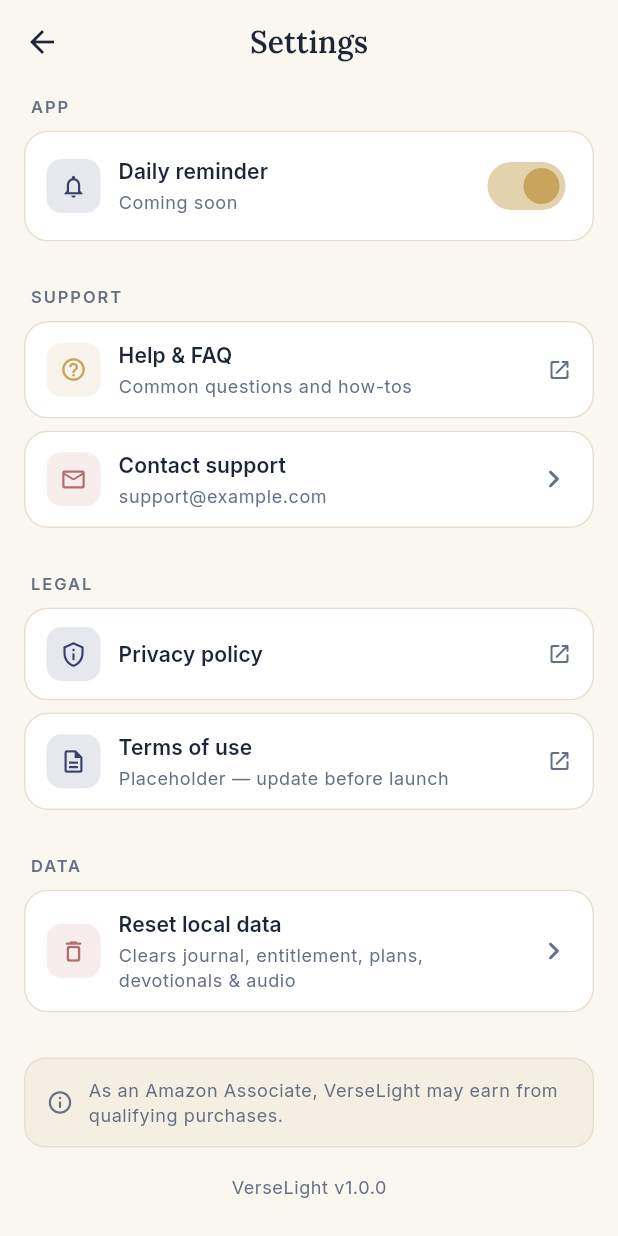
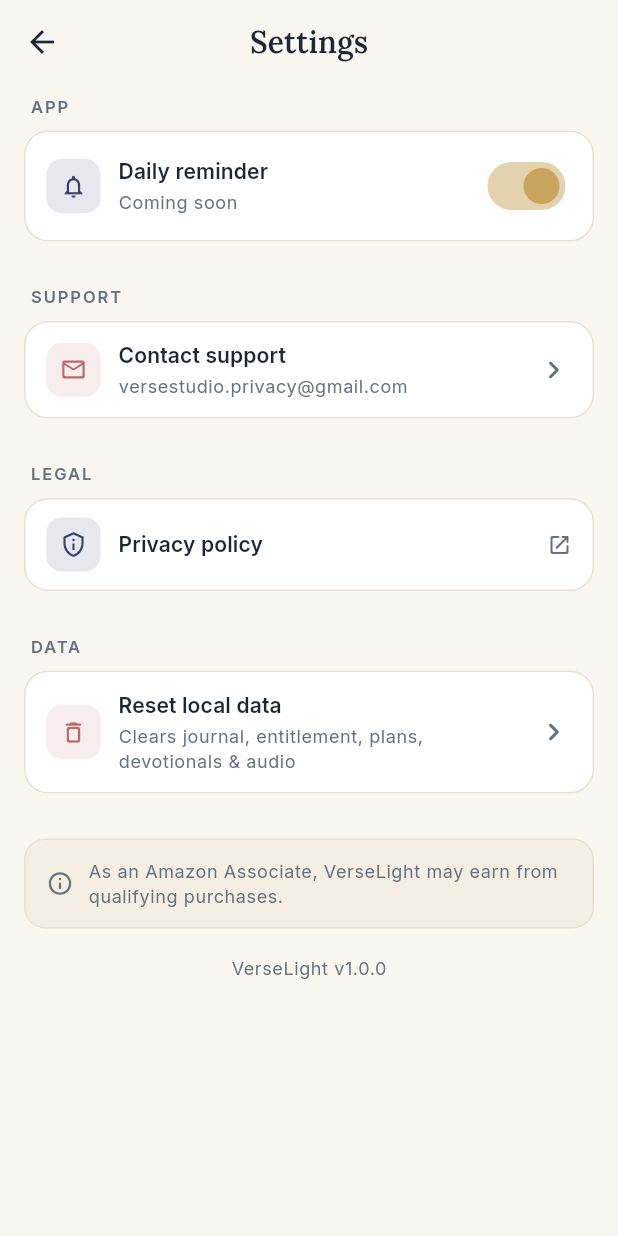
Before and after one commit to versestudio-apps/verselight, a Flutter app: the SettingsScreen screen opened by its route, on a phone screen of 412 x 824 dp. Run offline on Flutter 3.47's test engine with Material 3 defaults, Android fonts, the phone set to English and light mode, and no system bars; our stand-ins replace firebase_core, google_fonts, shared_preferences; accounts and stored records are empty.

Commit message:
fix(settings): wire real support email and hide unbuilt legal tiles

```diff
--- a/lib/screens/settings_screen.dart
+++ b/lib/screens/settings_screen.dart
@@ -60,6 +60,9 @@ class SettingsScreen extends StatelessWidget {
                 ),
               const SizedBox(height: 18),
               const _SectionLabel('Support'),
+              // Help tile is gated behind kEnableHelpLink (Phase 09R) —
+              // hidden until a real Help/FAQ page exists. See constants.dart.
+              if (AppConstants.kEnableHelpLink)
                 _SettingsTile(
                   icon: Icons.help_outline_rounded,
                   color: AppColors.warmGold,
@@ -94,11 +97,16 @@ class SettingsScreen extends StatelessWidget {
                   color: AppColors.slate,
                 ),
               ),
+              // Terms tile is gated behind kEnableTermsLink (Phase 09R) —
+              // hidden until a standalone Terms of Use page exists. The
+              // previous tile opened the Privacy URL with a "Placeholder —
+              // update before launch" subtitle which would confuse a store
+              // reviewer; hiding is safer than mis-routing.
+              if (AppConstants.kEnableTermsLink)
                 _SettingsTile(
                   icon: Icons.description_outlined,
                   color: AppColors.deepIndigo,
                   title: 'Terms of use',
-                subtitle: 'Placeholder — update before launch',
                   onTap: () => launchUrl(Uri.parse(AppConstants.termsUrl)),
                   trailing: const Icon(
                     Icons.open_in_new_rounded,
--- a/lib/utils/constants.dart
+++ b/lib/utils/constants.dart
@@ -80,15 +80,40 @@ class AppConstants {
   /// `grep kEnableMockPurchases lib/`.
   static const bool kEnableMockPurchases = false;
 
-  // TODO(store-ready): replace placeholder URLs/email with final values before
-  // submitting to Google Play / Amazon Appstore.
+  /// Privacy Policy URL — verified live (Phase 09P / 09R) with real content
+  /// (title "Privacy Policy – VerseLight: Daily Devotional", last updated
+  /// May 16 2025). Safe to ship.
   static const String privacyUrl =
       'https://versestudio-apps.github.io/privacy/';
-  static const String termsUrl =
-      'https://versestudio-apps.github.io/privacy/';
-  static const String helpUrl =
-      'https://versestudio-apps.github.io/privacy/#help';
-  static const String supportEmail = 'support@example.com';
+
+  /// Terms of Use URL — placeholder. No standalone Terms page exists yet
+  /// (the privacy URL contains Privacy Policy content only). The Terms tile
+  /// in Settings is gated off behind [kEnableTermsLink] until a real Terms
+  /// page is published. Do NOT point this at [privacyUrl] — that would open
+  /// a Privacy Policy when the user expects Terms.
+  static const String termsUrl = '';
+
+  /// Help / FAQ URL — placeholder. No Help/FAQ page exists yet. The Help
+  /// tile in Settings is gated off behind [kEnableHelpLink] until a real
+  /// page is published. The previous value pointed at `privacyUrl#help`
+  /// but the `#help` anchor does not exist on the Privacy page, so the
+  /// link silently landed on the top of the Privacy Policy.
+  static const String helpUrl = '';
+
+  /// Support contact email — real address operated by VerseStudio.
+  /// Matches the contact email published in the Privacy Policy.
+  static const String supportEmail = 'versestudio.privacy@gmail.com';
+
+  /// Master switch for the Settings → Terms of use tile (Phase 09R).
+  /// Flip to true once a real Terms of Use page is published and
+  /// [termsUrl] is wired with the live URL. While false, the Terms tile
+  /// disappears entirely — better than a tile that opens the wrong page.
+  static const bool kEnableTermsLink = false;
+
+  /// Master switch for the Settings → Help & FAQ tile (Phase 09R).
+  /// Flip to true once a real Help/FAQ page exists and [helpUrl] is
+  /// wired. While false, the Help tile disappears entirely.
+  static const bool kEnableHelpLink = false;
 
   static const int freeDevotionalLimit = 3;
 }
```
Lines whose indentation alone changed are shown as unchanged.
